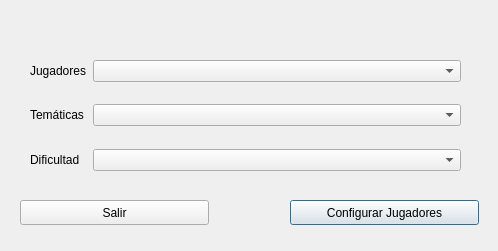
Before: the Qt Designer form newjuego.ui in FelixRNV/Juego_OCA, drawn with Qt 5.
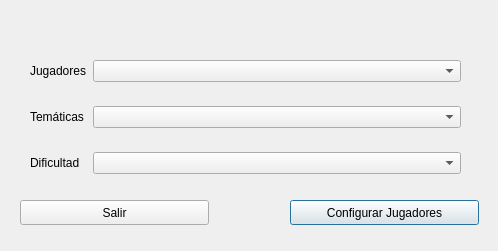
After: the same form once the commit is applied. Icons and pictures are not drawn.

Diff of the .ui file:
```diff
--- a/newjuego.ui
+++ b/newjuego.ui
@@ -45,7 +45,7 @@
      <x>30</x>
      <y>60</y>
      <width>431</width>
-     <height>111</height>
+     <height>114</height>
     </rect>
    </property>
    <layout class="QFormLayout" name="formLayout">
```
Left out of the diff: 8 changed lines with no effect on the pictures.
